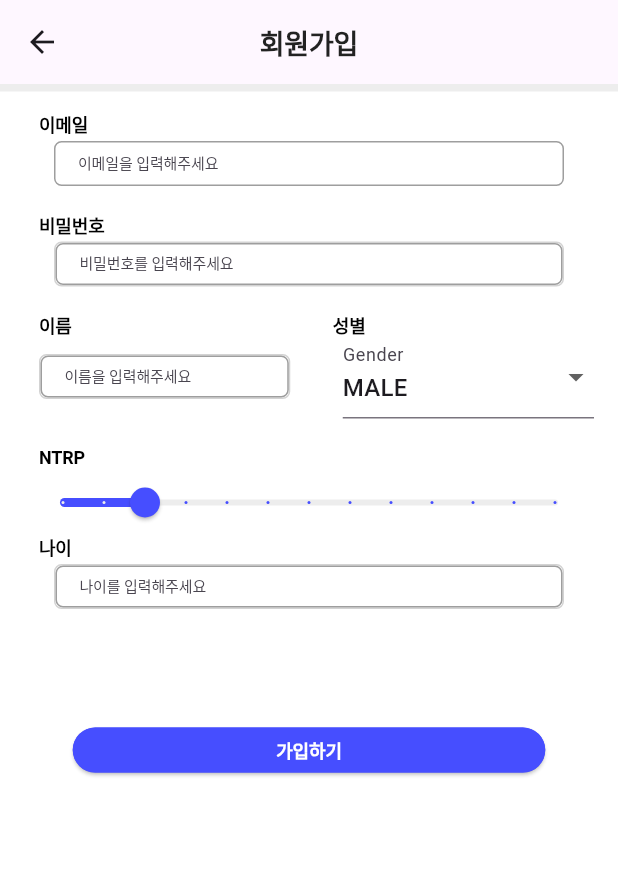
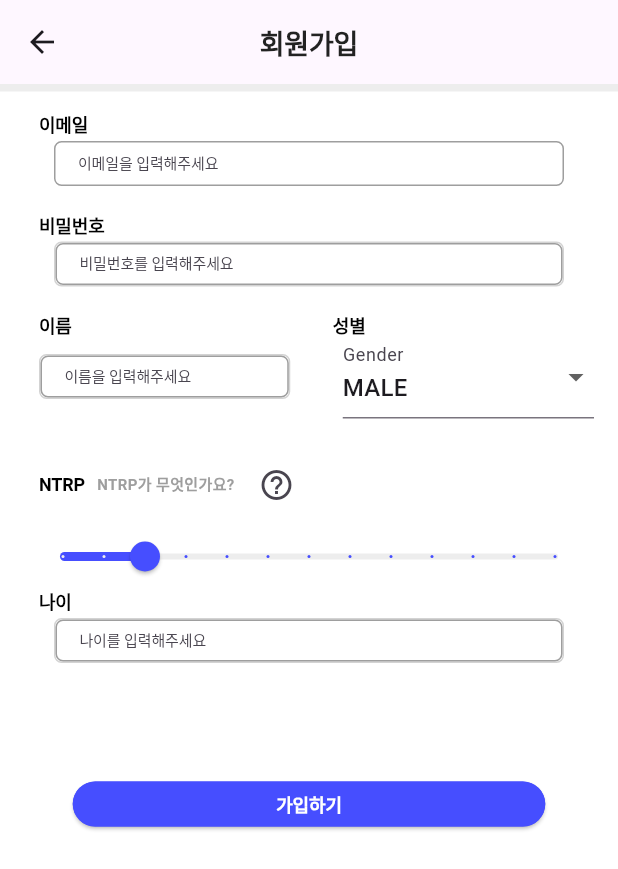
Before and after one commit to JolUpHoSoIn-sd24/tennisfunapp, a Flutter app: the SignUpScreen screen opened by its route, on a phone screen of 412 x 824 dp. Shown: the top 869 px of the screen. Run offline on Flutter 3.47's test engine with Material 3 defaults, Android fonts, the phone set to English and light mode, and no system bars; our stand-ins replace flutter_card_swiper, flutter_svg, shared_preferences; accounts and stored records are empty; Roboto replaces fonts that are missing (Pretendard).

Commit message:
feat: ntrp_help_icon added

```diff
--- a/lib/main.dart
+++ b/lib/main.dart
@@ -17,6 +17,7 @@
   Widget build(BuildContext context) {
     return MaterialApp(
       title: 'Tennis Fun App',
+      debugShowCheckedModeBanner: false,
       theme: ThemeData(
         primaryColor: const Color(0xFF474EFF),
         scaffoldBackgroundColor: Colors.white,
--- a/lib/screens/signup/sign_up_screen.dart
+++ b/lib/screens/signup/sign_up_screen.dart
@@ -118,6 +118,24 @@
           padding: EdgeInsets.only(left: 10),
           child: Label(label),
         ),
+        if (label == 'NTRP') // 조건문 추가
+          ...[
+          SizedBox(width: 8), // 아이콘과 텍스트 사이의 간격
+          Text(
+            'NTRP가 무엇인가요?',
+            style: TextStyle(
+              color: Colors.grey,
+              fontSize: 10,
+              fontFamily: 'Pretendard',
+              fontWeight: FontWeight.bold,
+            ),
+          ),
+          SizedBox(width: 4),
+          HelpIcon(
+            helpText:
+                'NTRP(National Tennis Rating Program)는 테니스 실력을 평가하는 척도입니다. 1.0부터 7.0까지 있으며, 숫자가 높을수록 실력이 좋습니다.',
+          ),
+        ],
       ],
     );
   }
@@ -420,3 +438,31 @@
     );
   }
 }
+
+class HelpIcon extends StatelessWidget {
+  final String helpText;
+
+  HelpIcon({required this.helpText});
+
+  @override
+  Widget build(BuildContext context) {
+    return IconButton(
+      icon: Icon(Icons.help_outline),
+      onPressed: () {
+        showDialog(
+          context: context,
+          builder: (context) => AlertDialog(
+            title: Text('NTRP 설명'),
+            content: Text(helpText),
+            actions: [
+              TextButton(
+                onPressed: () => Navigator.of(context).pop(),
+                child: Text('확인'),
+              ),
+            ],
+          ),
+        );
+      },
+    );
+  }
+}
```
Also changed, not shown: 1 other file.
